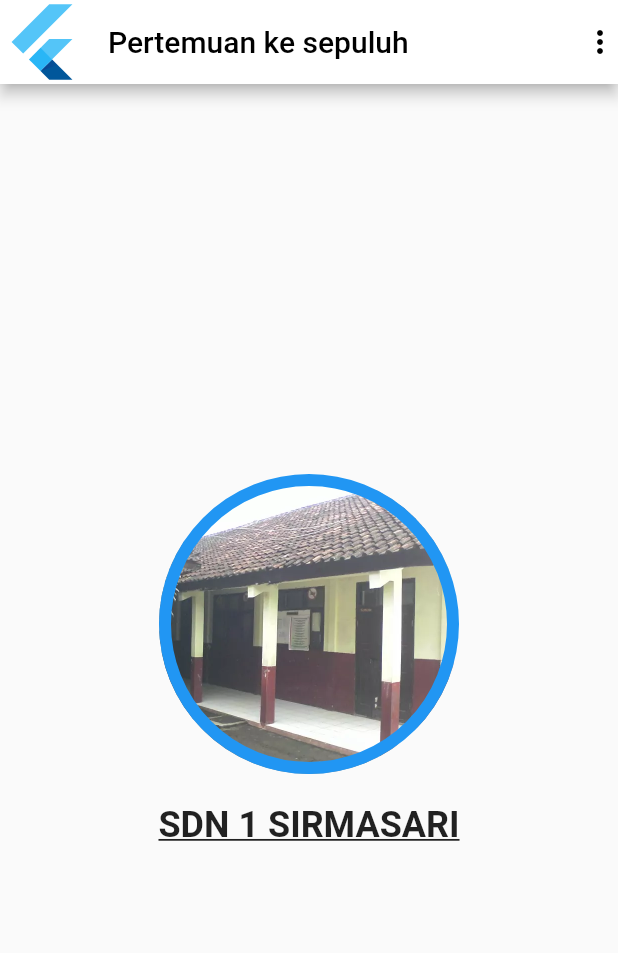
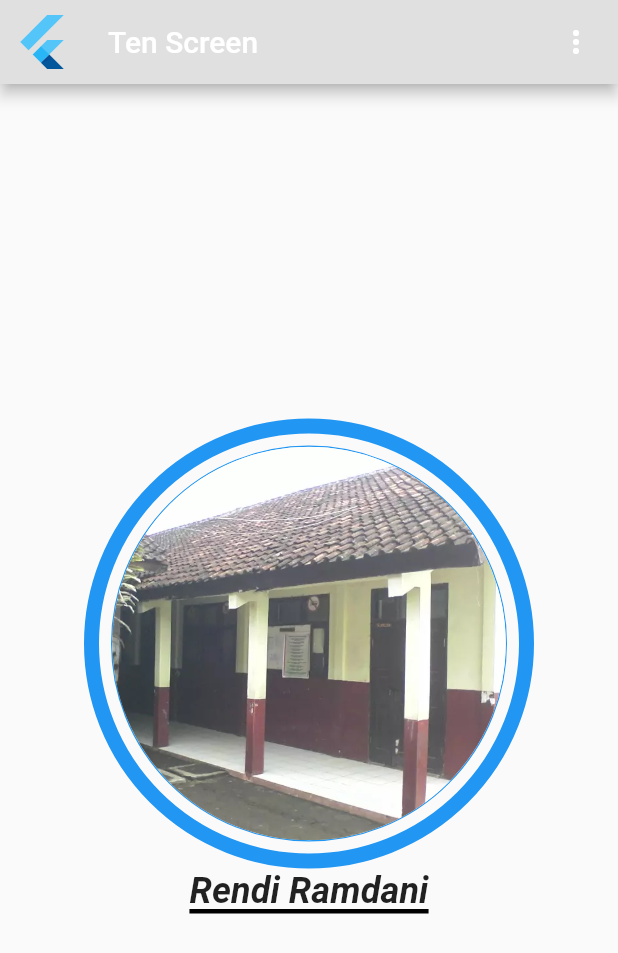
Before and after one commit to Rendi2003/2406138_Rendi_Ramdani, a Flutter app: the NumberTenScreen screen opened directly, on a phone screen of 412 x 824 dp. Shown: the top 953 px of the screen. Run offline on Flutter 3.47's test engine with Material 3 defaults, Android fonts, the phone set to English and light mode, and no system bars.

Commit message:
Update number_Ten_screen.dart

```diff
--- a/latihan_1/lib/views/number_Ten_screen.dart
+++ b/latihan_1/lib/views/number_Ten_screen.dart
@@ -7,52 +7,83 @@ class NumberTenScreen extends StatelessWidget {
   Widget build(BuildContext context) {
     return Scaffold(
       appBar: AppBar(
-        backgroundColor: Colors.white,
-        leading: const FlutterLogo(),
-        title: const Text(
-          'Pertemuan ke sepuluh',
-          style: TextStyle(color: Colors.black),
+        leading: IconButton(
+          icon: const FlutterLogo(
+            size: 40,
+          ),
+          onPressed: () {
+            Navigator.of(context).pop();
+          },
         ),
-        actions: const [
-          Icon(Icons.more_vert, color: Colors.black),
-        ],
+        title: const Row(
+          mainAxisAlignment: MainAxisAlignment.spaceBetween,
+          children: [
+            Text('Ten Screen'),
+            Icon(Icons.more_vert),
+          ],
+        ),
+        backgroundColor: Colors.grey.shade300,
       ),
       body: Center(
-        child: Stack(
-          alignment: Alignment.center,
-          children: [
-            Column(
-              mainAxisSize: MainAxisSize.min,
-              children: [
-                Container(
-                  width: 200,
-                  height: 200,
+        child: Center(
+          child: Column(
+            mainAxisAlignment: MainAxisAlignment.center,
+            children: [
+              Padding(
+                padding: const EdgeInsets.all(8.0),
+                child: Container(
+                  width: 300,
+                  height: 300,
                   decoration: BoxDecoration(
-                    shape: BoxShape.circle,
+                    borderRadius: BorderRadius.circular(300),
                     border: Border.all(
                       color: Colors.blue,
-                      width: 8,
+                      width: 10,
                     ),
-                    image: const DecorationImage(
-                      fit: BoxFit.cover,
-                      image: AssetImage('lib/assets/sekolah.webp'),
+                  ),
+                  child: Padding(
+                    padding: const EdgeInsets.all(8.0),
+                    child: Container(
+                      width: 300,
+                      height: 300,
+                      decoration: BoxDecoration(
+                        borderRadius: BorderRadius.circular(300),
+                        border: Border.all(
+                          color: Colors.blue,
+                          width: 0.80,
+                        ),
+                      ),
+                      child: ClipOval(
+                        child: Image.asset(
+                          'lib/assets/sekolah.webp',
+                          fit: BoxFit.cover,
+                        ),
+                      ),
                     ),
                   ),
                 ),
-                const SizedBox(height: 20),
-                const Text(
-                  'SDN 1 SIRMASARI',
+              ),
+              Container(
+                decoration: const BoxDecoration(
+                  border: Border(
+                    bottom: BorderSide(
+                      color: Colors.black,
+                      width: 3,
+                    ),
+                  ),
+                ),
+                child: const Text(
+                  'Rendi Ramdani',
                   style: TextStyle(
                     fontSize: 24,
                     fontWeight: FontWeight.bold,
-                    color: Colors.black87,
-                    decoration:
-                        TextDecoration.underline, // Tambahkan garis bawah
+                    fontStyle: FontStyle.italic,
+                    height: 0.80,
                   ),
                 ),
-              ],
-            ),
-          ],
+              ),
+            ],
+          ),
         ),
       ),
     );
```
